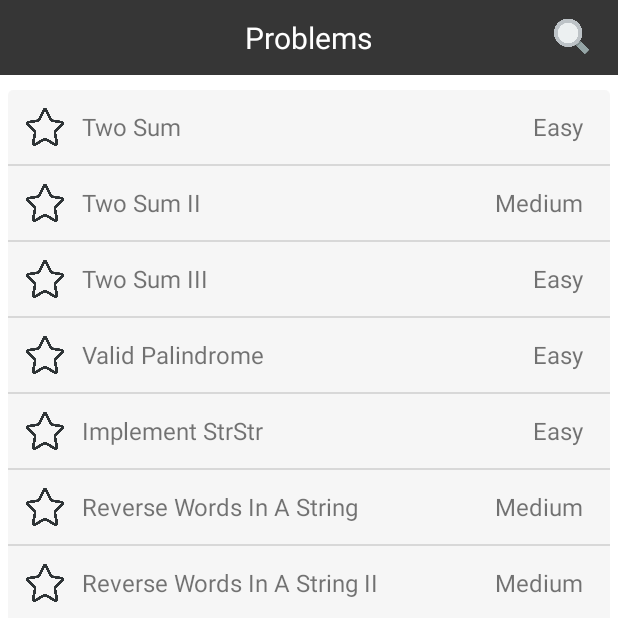
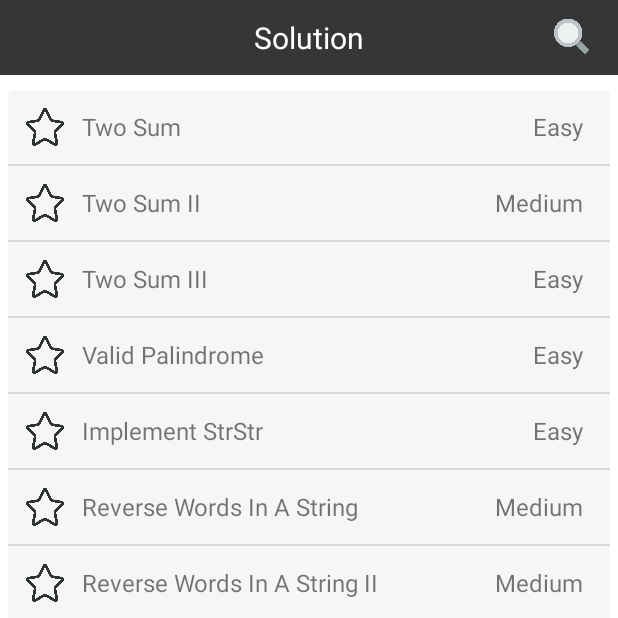
Before and after one commit to kennybill2014/Leetroid, an Android app: the screen it shows after launch (MainActivity), on a phone screen of 412 x 824 dp, the top half of it. Run offline under Robolectric (Android 15) with nearby library versions, the phone set to English and light mode, and no system bars; 1 statement that could not run was skipped.

Commit message:
Change fragment titles

```diff
--- a/app/src/main/res/layout/activity_problem.xml
+++ b/app/src/main/res/layout/activity_problem.xml
@@ -16,7 +16,7 @@
             android:layout_height="wrap_content"
             android:textColor="#ffffff"
             android:layout_centerInParent="true"
-            android:text="Solutions"
+            android:text="Problem"
             android:textSize="20dp"/>
     </RelativeLayout>
 
--- a/app/src/main/res/layout/main_list_fragment.xml
+++ b/app/src/main/res/layout/main_list_fragment.xml
@@ -13,7 +13,7 @@
             android:layout_height="wrap_content"
             android:textColor="#ffffff"
             android:layout_centerInParent="true"
-            android:text="Problems"
+            android:text="Solution"
             android:textSize="20dp"/>
         <ImageView
             android:id="@+id/search_icon"
```
